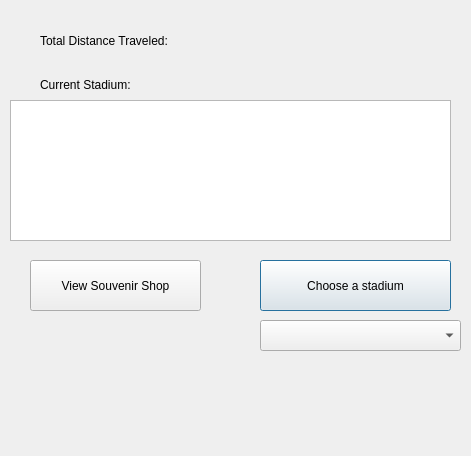
Above: dodgerstadiumtrip.ui from Ling2251/CS1D-Project-2-Baseball-Project before the change. Below: the same form after it.
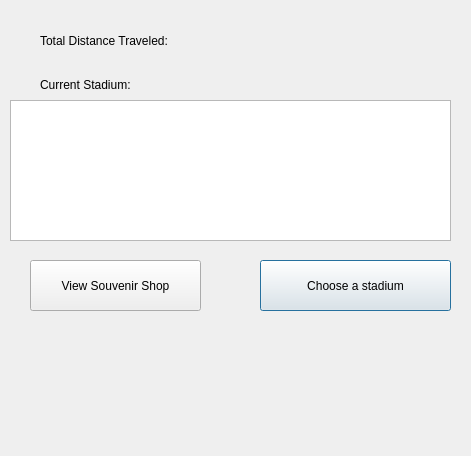
That is the form after the change.

Commit message: have tried multiple things but my combo box wont show up

The edit to the form file:
```diff
--- a/dodgerstadiumtrip.ui
+++ b/dodgerstadiumtrip.ui
@@ -75,16 +75,6 @@
     <string>View Souvenir Shop</string>
    </property>
   </widget>
-  <widget class="QComboBox" name="stadiumComboBox">
-   <property name="geometry">
-    <rect>
-     <x>260</x>
-     <y>320</y>
-     <width>201</width>
-     <height>31</height>
-    </rect>
-   </property>
-  </widget>
  </widget>
  <resources/>
  <connections/>
```
The commit also changes 2 other files.
